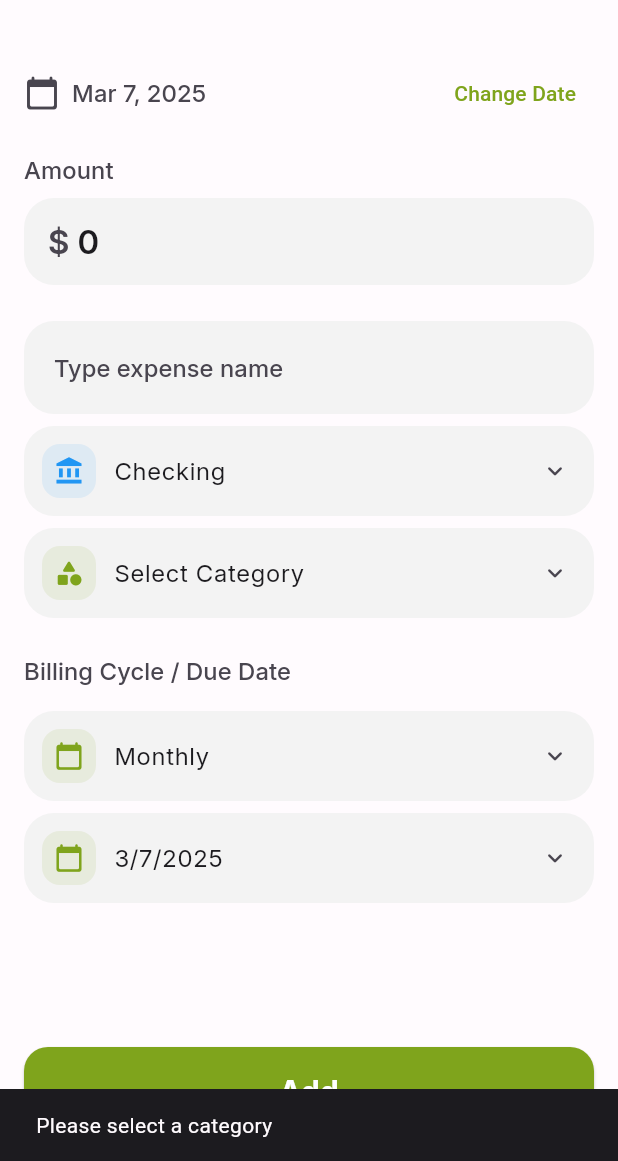
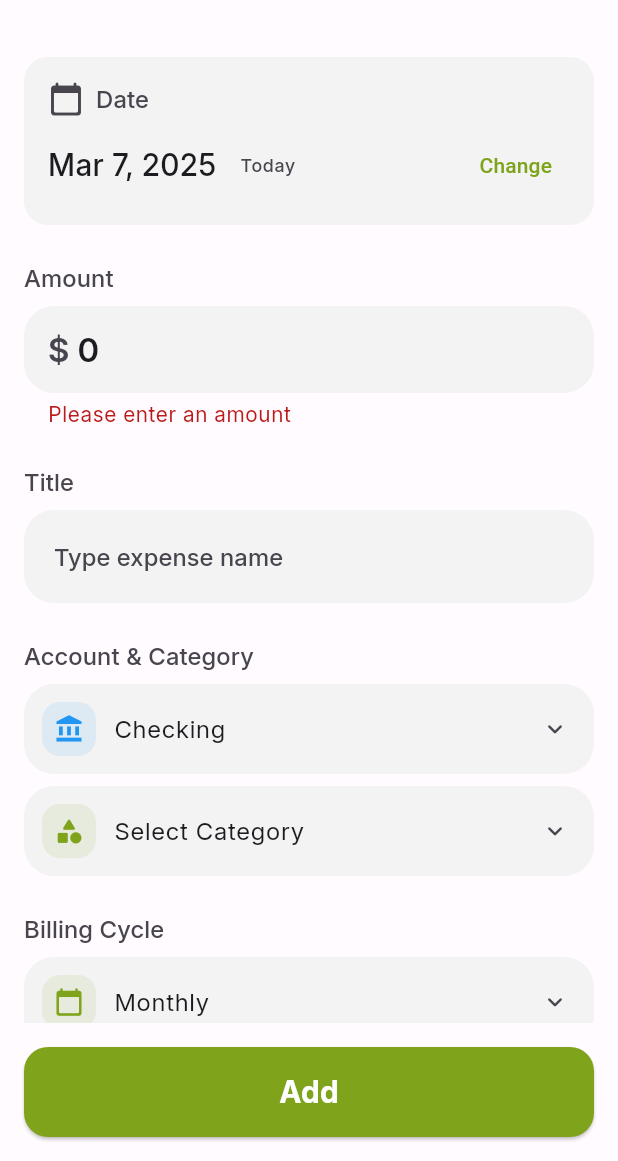
Before and after one commit to 0x6762/kiwi-spending-tracker, a Flutter app: the AddExpenseDialog screen opened directly with empty values, after a tap on "Add", on a phone screen of 412 x 824 dp, the part 75-1236 px from its top. Run offline on Flutter 3.47's test engine with Material 3 defaults, Android fonts, the phone set to English and light mode, and no system bars; our stand-ins replace drift, fl_chart, flutter_svg, package_info_plus, permission_handler, shared_preferences and 1 more; accounts and stored records are empty; generated files the repository leaves out were written again.

Commit message:
Fixed upcoming expenses

```diff
--- a/lib/database/database.dart
+++ b/lib/database/database.dart
@@ -189,16 +189,24 @@ class AppDatabase extends _$AppDatabase {
         ..orderBy([(e) => OrderingTerm(expression: e.date)]))
       .watch();
 
-  // New methods for upcoming expenses
+  // Methods for current and upcoming expenses
   Future<List<ExpenseTableData>> getEffectiveExpenses(DateTime asOfDate) =>
       (select(expensesTable)
-        ..where((e) => e.date.isSmallerOrEqual(Variable(asOfDate)))
+        ..where((e) =>
+            // An expense is "effective" (current) if its date is on or before the reference date
+            e.date.isSmallerOrEqual(Variable(asOfDate)) &
+            // Still exclude cancelled expenses
+            e.status.isNotIn([ExpenseStatus.cancelled.index]))
         ..orderBy([(e) => OrderingTerm(expression: e.date, mode: OrderingMode.desc)]))
       .get();
 
   Future<List<ExpenseTableData>> getUpcomingExpenses(DateTime fromDate) =>
       (select(expensesTable)
-        ..where((e) => e.date.isBiggerThan(Variable(fromDate)))
+        ..where((e) =>
+            // An expense is "upcoming" if its date is after the reference date
+            e.date.isBiggerThan(Variable(fromDate)) &
+            // Still exclude cancelled expenses
+            e.status.isNotIn([ExpenseStatus.cancelled.index]))
         ..orderBy([(e) => OrderingTerm(expression: e.date, mode: OrderingMode.asc)]))
       .get();
 
--- a/lib/services/expense_analytics_service.dart
+++ b/lib/services/expense_analytics_service.dart
@@ -73,9 +73,9 @@ class ExpenseAnalyticsService {
 
     final now = DateTime.now();
 
-    // Filter to only include expenses with dates that have already passed
+    // Filter to only include paid expenses (not pending or cancelled)
     final effectiveExpenses = expenses.where((expense) =>
-      !expense.date.isAfter(now)
+      expense.status == ExpenseStatus.paid
     ).toList();
 
     if (effectiveExpenses.isEmpty) return [];
@@ -109,9 +109,8 @@ class ExpenseAnalyticsService {
   }
 
   Future<MonthlyAnalytics> getMonthlyAnalytics(DateTime selectedMonth) async {
-    // Get only expenses with dates that have already passed
-    final now = DateTime.now();
-    final expenses = await _expenseRepo.getEffectiveExpenses(asOfDate: now);
+    // Get only paid expenses
+    final expenses = await _expenseRepo.getEffectiveExpenses(asOfDate: DateTime.now());
 
     // Return default values if there are no expenses
     if (expenses.isEmpty) {
@@ -176,9 +175,8 @@ class ExpenseAnalyticsService {
   }
 
   Future<Map<DateTime, double>> getMonthlyTotals(DateTime startDate, DateTime endDate) async {
-    // Get only expenses with dates that have already passed
-    final now = DateTime.now();
-    final expenses = await _expenseRepo.getEffectiveExpenses(asOfDate: now);
+    // Get only paid expenses
+    final expenses = await _expenseRepo.getEffectiveExpenses(asOfDate: DateTime.now());
     final Map<DateTime, double> monthlyTotals = {};
 
     // Filter expenses within date range and group by month
@@ -203,9 +201,9 @@ class ExpenseAnalyticsService {
 
     final now = DateTime.now();
 
-    // Filter to only include expenses with dates that have already passed
+    // Filter to only include paid expenses (not pending or cancelled)
     final effectiveExpenses = expenses.where((expense) =>
-      !expense.date.isAfter(now)
+      expense.status == ExpenseStatus.paid
     ).toList();
 
     if (effectiveExpenses.isEmpty) {
--- a/lib/widgets/dialogs/add_expense_dialog.dart
+++ b/lib/widgets/dialogs/add_expense_dialog.dart
@@ -50,9 +50,7 @@ class _AddExpenseDialogState extends State<AddExpenseDialog> {
 
   // New state variables for type-specific fields
   String _billingCycle = 'Monthly'; // For subscriptions
-  DateTime _nextBillingDate = DateTime.now(); // For subscriptions
-  DateTime _dueDate = DateTime.now(); // For fixed expenses
-  bool _isFixedExpense = false; // New state variable for fixed expense checkbox
+  bool _isFixedExpense = false; // State variable for fixed expense checkbox
 
   @override
   void initState() {
@@ -62,12 +60,19 @@ class _AddExpenseDialogState extends State<AddExpenseDialog> {
       _titleController.text = widget.expense!.title;
       _amountController.text = widget.expense!.amount.toString();
       _notesController.text = widget.expense!.notes ?? '';
+
+      // Use the due date if available, otherwise use the expense date
+      if (widget.expense!.type == ExpenseType.fixed && widget.expense!.dueDate != null) {
+        _selectedDate = widget.expense!.dueDate!;
+      } else if (widget.expense!.type == ExpenseType.subscription && widget.expense!.nextBillingDate != null) {
+        _selectedDate = widget.expense!.nextBillingDate!;
+      } else {
         _selectedDate = widget.expense!.date;
+      }
+
       _selectedAccountId = widget.expense!.accountId;
       _billingCycle = widget.expense!.billingCycle ?? 'Monthly';
-      _nextBillingDate = widget.expense!.nextBillingDate ?? DateTime.now();
-      _dueDate = widget.expense!.dueDate ?? DateTime.now();
-      _isFixedExpense = widget.expense!.type == ExpenseType.fixed; // Initialize checkbox state
+      _isFixedExpense = widget.expense!.type == ExpenseType.fixed;
 
       // Load category and account
       _loadCategory(widget.expense!.categoryId);
@@ -233,7 +238,10 @@ class _AddExpenseDialogState extends State<AddExpenseDialog> {
     );
   }
 
-  Future<void> _submit() async {
+  void _submit() async {
+    if (_formKey.currentState!.validate()) {
+      _formKey.currentState!.save();
+
       if (_selectedCategoryInfo == null) {
         ScaffoldMessenger.of(context).showSnackBar(
           const SnackBar(content: Text('Please select a category')),
@@ -279,6 +287,9 @@ class _AddExpenseDialogState extends State<AddExpenseDialog> {
           ? (_billingCycle == 'Monthly' ? ExpenseFrequency.monthly : ExpenseFrequency.yearly)
           : (expenseType == ExpenseType.fixed ? ExpenseFrequency.monthly : ExpenseFrequency.oneTime);
 
+      // Always set status to paid, regardless of date
+      final ExpenseStatus status = ExpenseStatus.paid;
+
       final expense = Expense(
         id: widget.expense?.id ?? const Uuid().v4(),
         title: _titleController.text.trim().isNotEmpty
@@ -292,13 +303,13 @@ class _AddExpenseDialogState extends State<AddExpenseDialog> {
         type: expenseType,
         accountId: _selectedAccountId,
         billingCycle: expenseType == ExpenseType.subscription ? _billingCycle : null,
-      nextBillingDate: expenseType == ExpenseType.subscription ? _nextBillingDate : null,
-      dueDate: expenseType == ExpenseType.fixed ? _dueDate : null,
+        nextBillingDate: null,
+        dueDate: null,
         // Add new fields
         necessity: necessity,
         isRecurring: isRecurring,
         frequency: frequency,
-      status: ExpenseStatus.paid, // Default to paid
+        status: status,
         // These fields could be added in a more advanced UI
         variableAmount: null,
         endDate: null,
@@ -309,6 +320,7 @@ class _AddExpenseDialogState extends State<AddExpenseDialog> {
 
       widget.onExpenseAdded(expense);
       Navigator.pop(context);
+    }
   }
 
   Future<void> _selectDate() async {
@@ -339,22 +351,34 @@ class _AddExpenseDialogState extends State<AddExpenseDialog> {
     setState(() {
       _isFixedExpense = value ?? false;
     });
+  }
 
-    if (_isFixedExpense) {
-      // Wait for the setState to complete and the new field to be added
-      WidgetsBinding.instance.addPostFrameCallback((_) {
-        _scrollController.animateTo(
-          _scrollController.position.maxScrollExtent,
-          duration: const Duration(milliseconds: 300),
-          curve: Curves.easeOut,
-        );
-      });
+  String _getDateLabel() {
+    final now = DateTime.now();
+    final today = DateTime(now.year, now.month, now.day);
+    final expenseDay = DateTime(_selectedDate.year, _selectedDate.month, _selectedDate.day);
+
+    if (expenseDay.isAfter(today)) {
+      if (widget.type == ExpenseType.subscription) {
+        return 'Next Billing Date';
+      } else if (_isFixedExpense) {
+        return 'Due Date';
+      } else {
+        return 'Future Date';
+      }
+    } else {
+      return 'Date';
     }
   }
 
   @override
   Widget build(BuildContext context) {
     final theme = Theme.of(context);
+    final now = DateTime.now();
+    final today = DateTime(now.year, now.month, now.day);
+    final expenseDay = DateTime(_selectedDate.year, _selectedDate.month, _selectedDate.day);
+    final isToday = expenseDay.isAtSameMomentAs(today);
+    final isUpcoming = expenseDay.isAfter(today);
 
     return Material(
       color: theme.colorScheme.surface,
@@ -380,28 +404,90 @@ class _AddExpenseDialogState extends State<AddExpenseDialog> {
                       child: Column(
                         crossAxisAlignment: CrossAxisAlignment.start,
                         children: [
-                          // Date selector
+                          // Date selector with status indicator
+                          Container(
+                            padding: const EdgeInsets.all(16),
+                            decoration: BoxDecoration(
+                              color: isUpcoming
+                                ? theme.colorScheme.primary.withOpacity(0.1)
+                                : theme.colorScheme.surfaceContainer,
+                              borderRadius: BorderRadius.circular(16),
+                            ),
+                            child: Column(
+                              crossAxisAlignment: CrossAxisAlignment.start,
+                              children: [
                                 Row(
                                   children: [
                                     Icon(
                                       AppIcons.calendar,
-                                color: theme.colorScheme.onSurfaceVariant,
+                                      color: isUpcoming
+                                        ? theme.colorScheme.primary
+                                        : theme.colorScheme.onSurfaceVariant,
                                     ),
                                     const SizedBox(width: 8),
                                     Text(
+                                      _getDateLabel(),
+                                      style: theme.textTheme.titleSmall?.copyWith(
+                                        color: isUpcoming
+                                          ? theme.colorScheme.primary
+                                          : theme.colorScheme.onSurfaceVariant,
+                                        fontWeight: FontWeight.w500,
+                                      ),
+                                    ),
+                                    const Spacer(),
+                                    if (isUpcoming)
+                                      Container(
+                                        padding: const EdgeInsets.symmetric(horizontal: 8, vertical: 4),
+                                        decoration: BoxDecoration(
+                                          color: theme.colorScheme.primary,
+                                          borderRadius: BorderRadius.circular(12),
+                                        ),
+                                        child: Text(
+                                          'Upcoming',
+                                          style: theme.textTheme.labelSmall?.copyWith(
+                                            color: theme.colorScheme.onPrimary,
+                                            fontWeight: FontWeight.w500,
+                                          ),
+                                        ),
+                                      ),
+                                  ],
+                                ),
+                                const SizedBox(height: 8),
+                                Row(
+                                  children: [
+                                    Text(
                                       _dateFormat.format(_selectedDate),
-                                style: theme.textTheme.titleSmall?.copyWith(
+                                      style: theme.textTheme.titleMedium?.copyWith(
+                                        color: theme.colorScheme.onSurface,
+                                        fontWeight: FontWeight.w500,
+                                      ),
+                                    ),
+                                    if (isToday)
+                                      Container(
+                                        margin: const EdgeInsets.only(left: 8),
+                                        padding: const EdgeInsets.symmetric(horizontal: 8, vertical: 2),
+                                        decoration: BoxDecoration(
+                                          color: theme.colorScheme.surfaceContainerHighest,
+                                          borderRadius: BorderRadius.circular(12),
+                                        ),
+                                        child: Text(
+                                          'Today',
+                                          style: theme.textTheme.labelSmall?.copyWith(
                                             color: theme.colorScheme.onSurfaceVariant,
+                                          ),
                                         ),
                                       ),
                                     const Spacer(),
                                     TextButton(
                                       onPressed: _selectDate,
-                                child: Text('Change Date'),
+                                      child: Text('Change'),
                                     ),
                                   ],
                                 ),
-                          const SizedBox(height: 16),
+                              ],
+                            ),
+                          ),
+                          const SizedBox(height: 24),
 
                           // Amount field
                           Text(
@@ -439,7 +525,7 @@ class _AddExpenseDialogState extends State<AddExpenseDialog> {
                           ),
                           const SizedBox(height: 24),
 
-                          // Form fields
+                          // Form fields (simplified to remove duplicate date fields)
                           ExpenseFormFields(
                             titleController: _titleController,
                             selectedCategory: _selectedCategoryInfo,
@@ -449,18 +535,9 @@ class _AddExpenseDialogState extends State<AddExpenseDialog> {
                             onCategoryTap: _showCategoryPicker,
                             onAccountTap: _showAccountPicker,
                             onFixedExpenseChanged: _onFixedExpenseChanged,
-                            dueDate: _dueDate,
-                            onDueDateTap: () async {
-                              final DateTime? picked = await showDatePicker(
-                                context: context,
-                                initialDate: _dueDate,
-                                firstDate: DateTime(2000),
-                                lastDate: DateTime(2100),
-                              );
-                              if (picked != null) {
-                                setState(() => _dueDate = picked);
-                              }
-                            },
+                            // We're not using these date-related fields anymore
+                            dueDate: _selectedDate,
+                            onDueDateTap: _selectDate, // Just in case the component still needs this
                             billingCycle: _billingCycle,
                             onBillingCycleTap: () {
                               PickerSheet.show(
@@ -478,18 +555,8 @@ class _AddExpenseDialogState extends State<AddExpenseDialog> {
                                 ).toList(),
                               );
                             },
-                            nextBillingDate: _nextBillingDate,
-                            onNextBillingDateTap: () async {
-                              final DateTime? picked = await showDatePicker(
-                                context: context,
-                                initialDate: _nextBillingDate,
-                                firstDate: DateTime(2000),
-                                lastDate: DateTime(2100),
-                              );
-                              if (picked != null) {
-                                setState(() => _nextBillingDate = picked);
-                              }
-                            },
+                            nextBillingDate: _selectedDate,
+                            onNextBillingDateTap: _selectDate, // Just in case the component still needs this
                           ),
                         ],
                       ),
--- a/lib/widgets/forms/expense_form_fields.dart
+++ b/lib/widgets/forms/expense_form_fields.dart
@@ -14,10 +14,13 @@ class ExpenseFormFields extends StatelessWidget {
   final VoidCallback onCategoryTap;
   final VoidCallback onAccountTap;
   final Function(bool?) onFixedExpenseChanged;
+  final String billingCycle;
+  final VoidCallback onBillingCycleTap;
+
+  // We still keep these parameters to maintain backward compatibility
+  // but they're not used in the UI anymore
   final DateTime dueDate;
   final VoidCallback onDueDateTap;
-  final String billingCycle;
-  final VoidCallback onBillingCycleTap;
   final DateTime nextBillingDate;
   final VoidCallback onNextBillingDateTap;
 
@@ -46,6 +49,14 @@ class ExpenseFormFields extends StatelessWidget {
     return Column(
       crossAxisAlignment: CrossAxisAlignment.start,
       children: [
+        // Title field
+        Text(
+          'Title',
+          style: theme.textTheme.titleSmall?.copyWith(
+            color: theme.colorScheme.onSurfaceVariant,
+          ),
+        ),
+        const SizedBox(height: 8),
         Container(
           width: double.infinity,
           alignment: Alignment.topLeft,
@@ -96,6 +107,15 @@ class ExpenseFormFields extends StatelessWidget {
             ),
           ),
         ),
+
+        // Account and Category selectors
+        const SizedBox(height: 24),
+        Text(
+          'Account & Category',
+          style: theme.textTheme.titleSmall?.copyWith(
+            color: theme.colorScheme.onSurfaceVariant,
+          ),
+        ),
         const SizedBox(height: 8),
         if (selectedAccount != null) PickerButton(
           label: selectedAccount!.name,
@@ -144,49 +164,23 @@ class ExpenseFormFields extends StatelessWidget {
           ),
         ],
 
-        // Show due date field if fixed expense is checked
-        if (expenseType != ExpenseType.subscription && isFixedExpense) ...[
+        // Only keep the billing cycle selector for subscription expenses
+        if (expenseType == ExpenseType.subscription) ...[
           const SizedBox(height: 24),
           Text(
-            'Due Date',
+            'Billing Cycle',
             style: theme.textTheme.titleSmall?.copyWith(
               color: theme.colorScheme.onSurfaceVariant,
             ),
           ),
           const SizedBox(height: 8),
           PickerButton(
-            label: _formatDate(dueDate),
-            icon: AppIcons.calendar,
-            onTap: onDueDateTap,
-          ),
-        ],
-
-        if (expenseType == ExpenseType.subscription) ...[
-          const SizedBox(height: 24),
-          Text(
-            'Billing Cycle / Due Date',
-            style: theme.textTheme.titleSmall?.copyWith(
-              color: theme.colorScheme.onSurfaceVariant,
-            ),
-          ),
-          const SizedBox(height: 16),
-          PickerButton(
             label: billingCycle,
             icon: AppIcons.calendar,
             onTap: onBillingCycleTap,
-          ),
-          const SizedBox(height: 8),
-          PickerButton(
-            label: _formatDate(nextBillingDate),
-            icon: AppIcons.calendar,
-            onTap: onNextBillingDateTap,
           ),
         ],
       ],
     );
   }
-
-  String _formatDate(DateTime date) {
-    return '${date.month}/${date.day}/${date.year}';
-  }
 }
```
Lines whose indentation alone changed are shown as unchanged.
